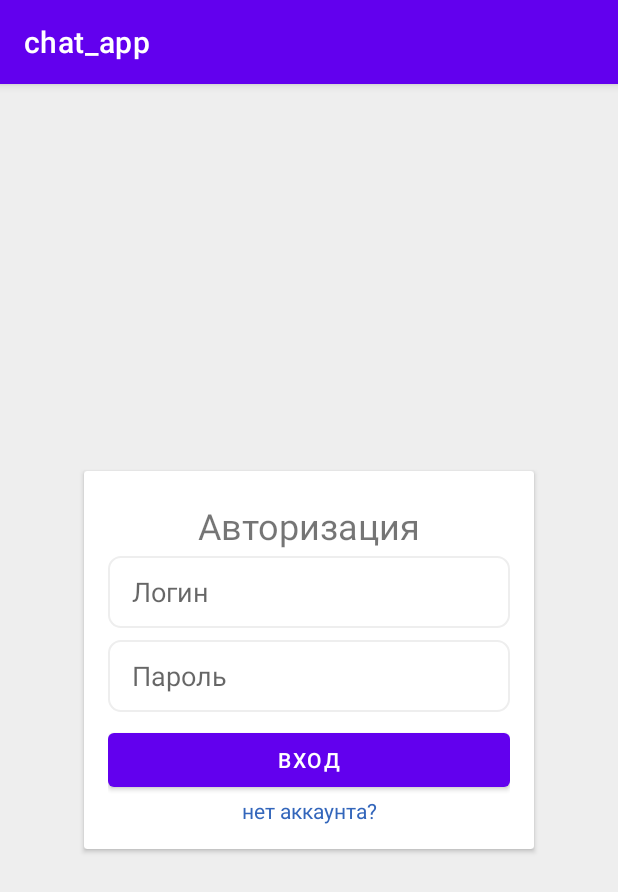
After one commit to ProstoCesar/Chat_App, an Android app: the fragment LoginFragment shown on its own in the app's theme, on a phone screen of 412 x 824 dp. The commit adds this screen. Shown: the top 892 px of the screen. Run offline under Robolectric (Android 15) with nearby library versions, the phone set to English and light mode, and no system bars.

Commit message:
Added login xml and blank login fragment

```diff
--- /dev/null
+++ b/app/src/main/java/com/example/chat_app/authentication/view/LoginFragment.kt
@@ -0,0 +1,60 @@
+package com.example.chat_app.authentication.view
+
+import android.os.Bundle
+import androidx.fragment.app.Fragment
+import android.view.LayoutInflater
+import android.view.View
+import android.view.ViewGroup
+import com.example.chat_app.R
+
+// TODO: Rename parameter arguments, choose names that match
+// the fragment initialization parameters, e.g. ARG_ITEM_NUMBER
+private const val ARG_PARAM1 = "param1"
+private const val ARG_PARAM2 = "param2"
+
+/**
+ * A simple [Fragment] subclass.
+ * Use the [LoginFragment.newInstance] factory method to
+ * create an instance of this fragment.
+ */
+class LoginFragment : Fragment() {
+    // TODO: Rename and change types of parameters
+    private var param1: String? = null
+    private var param2: String? = null
+
+    override fun onCreate(savedInstanceState: Bundle?) {
+        super.onCreate(savedInstanceState)
+        arguments?.let {
+            param1 = it.getString(ARG_PARAM1)
+            param2 = it.getString(ARG_PARAM2)
+        }
+    }
+
+    override fun onCreateView(
+        inflater: LayoutInflater, container: ViewGroup?,
+        savedInstanceState: Bundle?
+    ): View? {
+        // Inflate the layout for this fragment
+        return inflater.inflate(R.layout.login_fragment, container, false)
+    }
+
+    companion object {
+        /**
+         * Use this factory method to create a new instance of
+         * this fragment using the provided parameters.
+         *
+         * @param param1 Parameter 1.
+         * @param param2 Parameter 2.
+         * @return A new instance of fragment LoginFragment.
+         */
+        // TODO: Rename and change types and number of parameters
+        @JvmStatic
+        fun newInstance(param1: String, param2: String) =
+            LoginFragment().apply {
+                arguments = Bundle().apply {
+                    putString(ARG_PARAM1, param1)
+                    putString(ARG_PARAM2, param2)
+                }
+            }
+    }
+}
--- /dev/null
+++ b/app/src/main/res/drawable/rounded_input.xml
@@ -0,0 +1,14 @@
+<?xml version="1.0" encoding="utf-8"?>
+<shape xmlns:android="http://schemas.android.com/apk/res/android">
+    <solid android:color="#ffffffff"/>
+
+    <stroke android:width="1dp"
+        android:color="@color/grey" />
+
+    <padding android:left="16dp"
+        android:top="8dp"
+        android:right="16dp"
+        android:bottom="8dp" />
+
+    <corners android:radius="8dp" />
+</shape>
--- /dev/null
+++ b/app/src/main/res/layout/login_fragment.xml
@@ -0,0 +1,70 @@
+<?xml version="1.0" encoding="utf-8"?>
+<FrameLayout xmlns:android="http://schemas.android.com/apk/res/android"
+    xmlns:tools="http://schemas.android.com/tools"
+    android:layout_width="match_parent"
+    android:layout_height="match_parent"
+    android:background="@color/grey"
+    tools:context=".authentication.view.LoginFragment">
+
+    <androidx.cardview.widget.CardView
+        android:layout_width="300dp"
+        android:layout_height="wrap_content"
+        android:layout_gravity="center"
+        android:padding="8dp">
+
+        <LinearLayout
+            android:layout_width="match_parent"
+            android:layout_height="match_parent"
+            android:orientation="vertical"
+            android:padding="16dp">
+
+            <TextView
+                android:id="@+id/textViewLabel"
+                android:layout_width="match_parent"
+                android:layout_height="wrap_content"
+                android:paddingTop="4dp"
+                android:paddingBottom="4dp"
+                android:text="@string/authentication"
+                android:textAlignment="center"
+                android:textSize="24sp" />
+
+            <EditText
+                android:id="@+id/textEditLogin"
+                android:layout_width="match_parent"
+                android:layout_height="wrap_content"
+                android:layout_marginBottom="8dp"
+                android:autofillHints=""
+                android:background="@drawable/rounded_input"
+                android:ems="10"
+                android:hint="@string/login"
+                android:inputType="textEmailAddress"
+                android:minHeight="48dp" />
+
+            <EditText
+                android:id="@+id/textEditPassword"
+                android:layout_width="match_parent"
+                android:layout_height="wrap_content"
+                android:layout_marginBottom="8dp"
+                android:background="@drawable/rounded_input"
+                android:ems="10"
+                android:hint="@string/password"
+                android:inputType="textPassword"
+                android:minHeight="48dp" />
+
+            <Button
+                android:id="@+id/buttonEntry"
+                android:layout_width="match_parent"
+                android:layout_height="wrap_content"
+                android:text="@string/entry" />
+
+            <TextView
+                android:id="@+id/textViewNoAccount"
+                android:layout_width="match_parent"
+                android:layout_height="wrap_content"
+                android:text="@string/dont_have_account"
+                android:textAlignment="center"
+                android:textColor="@color/blue_link" />
+        </LinearLayout>
+
+    </androidx.cardview.widget.CardView>
+</FrameLayout>
--- a/app/src/main/res/values/colors.xml
+++ b/app/src/main/res/values/colors.xml
@@ -1,5 +1,7 @@
 <?xml version="1.0" encoding="utf-8"?>
 <resources>
+    <color name="grey">#FFEEEEEE</color>
+    <color name="blue_link">#FF3366BB</color>
     <color name="purple_200">#FFBB86FC</color>
     <color name="purple_500">#FF6200EE</color>
     <color name="purple_700">#FF3700B3</color>
--- a/app/src/main/res/values/strings.xml
+++ b/app/src/main/res/values/strings.xml
@@ -1,5 +1,13 @@
 <resources>
     <string name="app_name">chat_app</string>
+    <string name="authentication">Авторизация</string>
+    <string name="login">Логин</string>
+    <string name="password">Пароль</string>
+    <string name="entry">Вход</string>
+    <string name="exit">Выход</string>
+    <string name="dont_have_account">нет аккаунта?</string>
+
+
     <string name="action_settings">Settings</string>
     <!-- Strings used for fragments for navigation -->
     <string name="first_fragment_label">First Fragment</string>
@@ -9,4 +17,6 @@
 
     <string name="hello_first_fragment">Hello first fragment</string>
     <string name="hello_second_fragment">Hello second fragment. Arg: %1$s</string>
+    <!-- TODO: Remove or change this placeholder text -->
+    <string name="hello_blank_fragment">Hello blank fragment</string>
 </resources>
```
